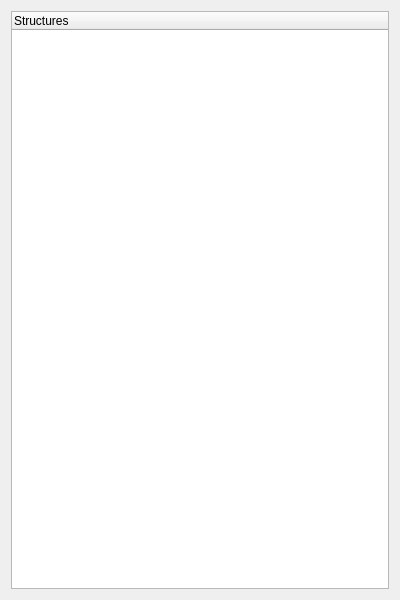
textbrowser/glitch, file UI/glowbot-structures.ui: the form before one commit.
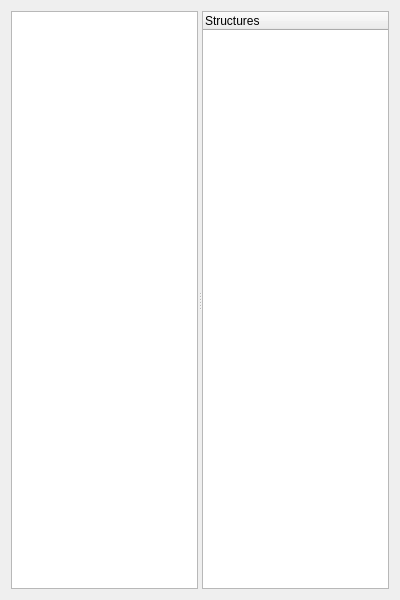
The form after the commit. Icons and pictures are not drawn. Custom widgets are drawn as their Qt base class.

Commit message: Nicer categories.

```diff
--- a/UI/glowbot-structures.ui
+++ b/UI/glowbot-structures.ui
@@ -19,6 +19,14 @@
   </property>
   <layout class="QVBoxLayout" name="verticalLayout">
    <item>
+    <widget class="QSplitter" name="splitter">
+     <property name="orientation">
+      <enum>Qt::Horizontal</enum>
+     </property>
+     <property name="childrenCollapsible">
+      <bool>false</bool>
+     </property>
+     <widget class="QListWidget" name="categories"/>
     <widget class="glowbot_structures_treewidget" name="tree">
      <property name="tabKeyNavigation">
       <bool>true</bool>
@@ -44,6 +52,7 @@
       </property>
      </column>
     </widget>
+    </widget>
    </item>
   </layout>
  </widget>
```
Left out of the diff: 7 changed lines with no effect on the pictures. Lines whose indentation alone changed are shown as unchanged. The commit also changes 2 other files.
